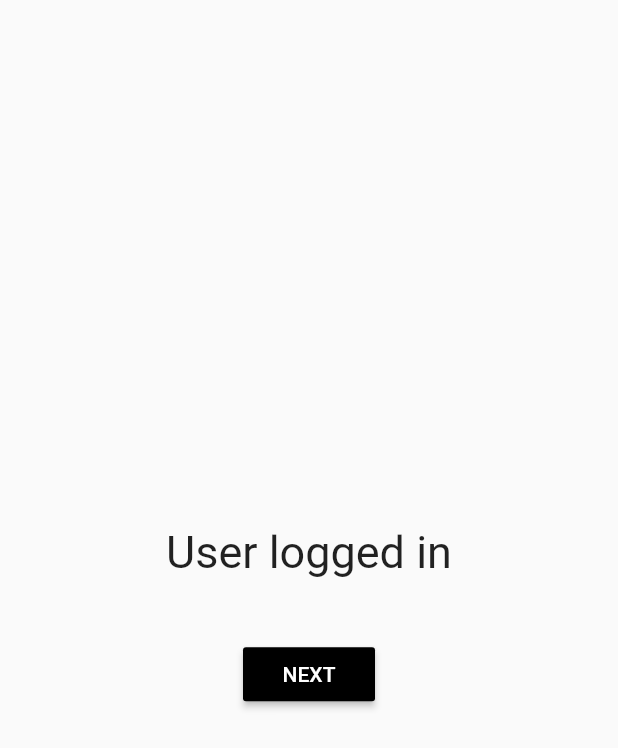
After one commit to Varija-Doshi/ChatApp-, a Flutter app: the Profile screen opened directly, on a phone screen of 412 x 824 dp. The commit adds this screen. Shown: the top 748 px of the screen. Run offline on Flutter 3.47's test engine with Material 2 defaults, Android fonts, the phone set to English and light mode, and no system bars; our stand-ins replace firebase_auth, firebase_core, sms_autofill; accounts and stored records are empty.

Commit message:
phone authentication completed + dummy profile page + basic home chat screen

```diff
--- a/lib/main.dart
+++ b/lib/main.dart
@@ -20,7 +20,7 @@ class MyApp extends StatelessWidget {
         primarySwatch: Colors.blue,
         visualDensity: VisualDensity.adaptivePlatformDensity,
       ),
-      home: Scaffold(body: SignUp(),),
+      home: SignUp(),
     );
   }
 }
--- /dev/null
+++ b/lib/screens/profile.dart
@@ -0,0 +1,39 @@
+import 'package:flutter/material.dart';
+import 'package:ChatApp/screens/home.dart';
+
+class Profile extends StatefulWidget {
+  @override
+  State<StatefulWidget> createState() => _ProfileState();
+}
+
+class _ProfileState extends State<Profile> {
+  @override
+  Widget build(BuildContext context) {
+    return Scaffold(
+      body: Container(
+        child: Center(
+          child: Column(
+            mainAxisAlignment: MainAxisAlignment.center,
+            crossAxisAlignment: CrossAxisAlignment.center,
+            children: <Widget>[
+              Text(" User logged in ", style: TextStyle(fontSize: 30)),
+              SizedBox(height: 40),
+              Row(
+                mainAxisAlignment: MainAxisAlignment.center,
+                children: <Widget>[
+                RaisedButton(
+                  color: Colors.black,
+                  child: Text("NEXT" , style:TextStyle(color: Colors.white)),
+                  onPressed: (){
+                Navigator.push(context, MaterialPageRoute(
+              builder: (context) => Home()) );
+                }),
+                ],
+              )
+            ],
+          ),
+        ),
+      ),
+    );
+  }
+}
--- a/pubspec.yaml
+++ b/pubspec.yaml
@@ -30,6 +30,7 @@ dependencies:
   cupertino_icons: ^1.0.0
   firebase_auth:
   firebase_core:
+  sms_autofill: ^1.2.6
 
 dev_dependencies:
   flutter_test:
```
Also changed, not shown: lib/screens/SignUp.dart (+84 -15 lines), lib/screens/home.dart (added, +35 -0 lines), pubspec.lock, 1 other file.
